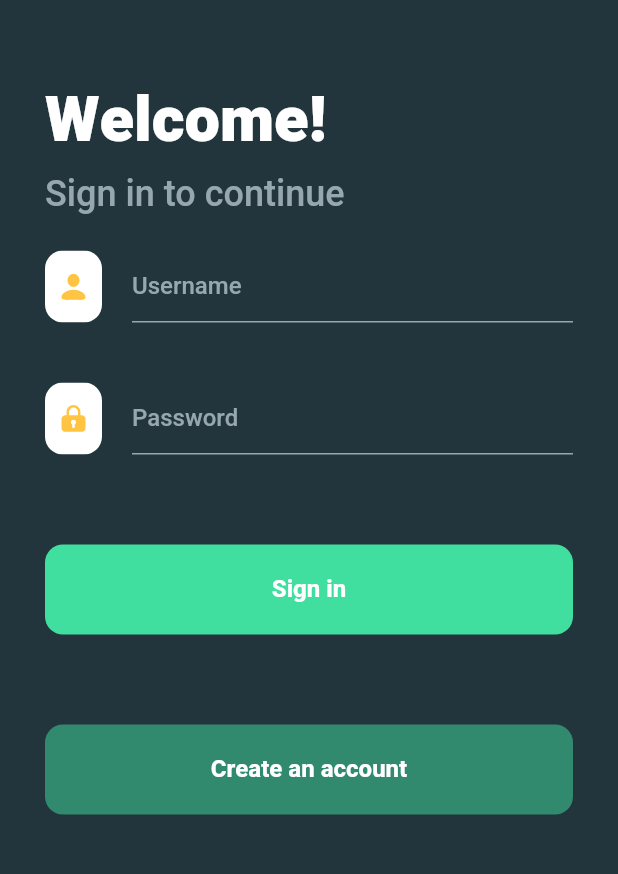
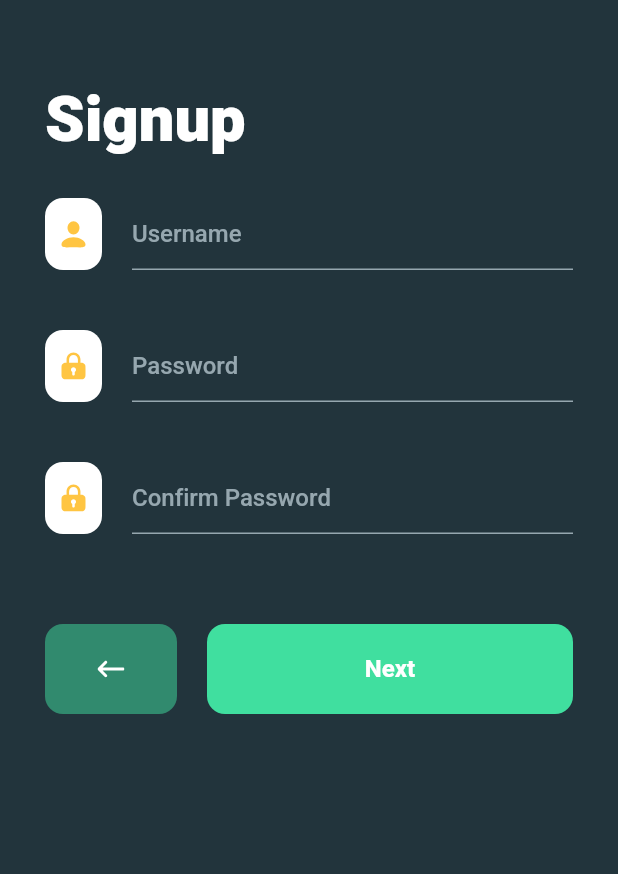
Before and after one commit to Makrah/mf-flutflut, a Flutter app: the screen it shows after launch, after a tap on "Sign in", on a phone screen of 412 x 824 dp, the part 138-1012 px from its top. Run offline on Flutter 3.47's test engine with Material 2 defaults, Android fonts, the phone set to English and light mode, and no system bars; our stand-ins replace dio, flutter_svg, geolocator, get_it, rxdart, shared_preferences; missing offline and left inert: edge_alert; generated files the repository leaves out were written again; network calls fail.

```diff
--- a/lib/main.dart
+++ b/lib/main.dart
@@ -5,6 +5,7 @@ import 'package:flutter/cupertino.dart';
 import 'package:flutter/material.dart';
 import 'package:get_it/get_it.dart';
 import 'package:mappin/src/pages/LoginScreen.dart';
+import 'package:mappin/src/pages/SignupScreen.dart';
 import 'package:mappin/src/values/themeiOS.dart';
 import 'package:rxdart/subjects.dart';
 import 'package:mappin/FirstScreen.dart';
@@ -72,6 +73,7 @@ class MyApp extends StatelessWidget {
     final routes = {
       "/": (context) => SplashScreen(),
       "/login": (context) => LoginScreen(),
+      "/signup": (context) => SignupScreen(),
       "/first": (context) => FirstScreen(),
       "/second": (context) => SecondScreen(),
       // Todo continuer ici
--- a/lib/src/pages/LoginScreen.dart
+++ b/lib/src/pages/LoginScreen.dart
@@ -1,6 +1,7 @@
 import 'dart:ui';
 
 import 'package:flutter/cupertino.dart';
+import 'package:flutter/material.dart';
 import 'package:flutter/scheduler.dart';
 import 'package:flutter_svg/flutter_svg.dart';
 import 'package:mappin/src/values/colors.dart' as colors;
@@ -48,6 +49,10 @@ class _LoginScreenState extends State<LoginScreen> {
               crossAxisAlignment: CrossAxisAlignment.start,
               children: [
                 Center(
+                  child: Hero(
+                    tag: "MappinTitle",
+                    child: Material(
+                      type: MaterialType.transparency,
                       child: Text(
                         "Mappin",
                         style: TextStyle(
@@ -58,7 +63,13 @@ class _LoginScreenState extends State<LoginScreen> {
                         ),
                       ),
                     ),
-                Container(
+                  ),
+                ),
+                Hero(
+                  tag: "ScreenTitle",
+                  child: Material(
+                    type: MaterialType.transparency,
+                    child: Container(
                       margin: EdgeInsets.only(top: 50),
                       child: Text(
                         "Welcome!",
@@ -67,6 +78,8 @@ class _LoginScreenState extends State<LoginScreen> {
                           color: colors.labelColor,
                           fontWeight: fonts.black,
                           fontSize: 42,
+                        ),
+                      ),
                     ),
                   ),
                 ),
@@ -81,21 +94,35 @@ class _LoginScreenState extends State<LoginScreen> {
                 ),
                 Column(
                   children: [
-                    LoginTextFieldWidget(
+                    Hero(
+                      tag: "tfUsername",
+                      child: Material(
+                        type: MaterialType.transparency,
+                        child: LoginTextFieldWidget(
                           controllerUsername: _controllerUsername,
                           placeholder: "Username",
                           svgPath: "assets/images/tf_username.svg",
                         ),
-                    LoginTextFieldWidget(
+                      ),
+                    ),
+                    Hero(
+                      tag: "tfPassword",
+                      child: Material(
+                        type: MaterialType.transparency,
+                        child: LoginTextFieldWidget(
                           controllerUsername: _controllerPassword,
                           placeholder: "Password",
                           svgPath: "assets/images/tf_password.svg",
+                        ),
+                      ),
                     ),
                   ],
                 ),
                 Container(
                   margin: EdgeInsets.symmetric(vertical: 40),
                   width: double.infinity,
+                  child: Hero(
+                    tag: "bAction",
                     child: PlatformButton(
                       color: colors.primaryColor,
                       height: 60,
@@ -111,7 +138,9 @@ class _LoginScreenState extends State<LoginScreen> {
                       ),
                       onPress: () {
                         print("-----------> ${_controllerUsername.text}");
+                        Navigator.pushNamed(context, "/signup");
                       },
+                    ),
                   ),
                 ),
                 Container(
--- a/lib/src/pages/SignupScreen.dart
+++ b/lib/src/pages/SignupScreen.dart
@@ -0,0 +1,168 @@
+import 'dart:ui';
+
+import 'package:flutter/cupertino.dart';
+import 'package:flutter/material.dart';
+import 'package:flutter/scheduler.dart';
+import 'package:flutter_svg/flutter_svg.dart';
+import 'package:mappin/src/values/colors.dart' as colors;
+import 'package:mappin/src/values/font.dart' as fonts;
+import 'package:mappin/src/widgets/login/LoginTextFieldWidget.dart';
+import 'package:mappin/src/widgets/platforms/PlatformButton.dart';
+import 'package:mappin/src/widgets/platforms/PlatformScaffold.dart';
+import 'package:mappin/src/widgets/platforms/PlatformTextField.dart';
+
+class SignupScreen extends StatefulWidget {
+  SignupScreen({Key key}) : super(key: key);
+
+  @override
+  _SignupScreenState createState() => _SignupScreenState();
+}
+
+class _SignupScreenState extends State<SignupScreen> {
+  final _controllerUsername = TextEditingController();
+  final _controllerPassword = TextEditingController();
+  final _controllerConfirmPassword = TextEditingController();
+
+  @override
+  void initState() {
+    super.initState();
+  }
+
+  void onWidgetBuild() {
+    Navigator.pushNamed(context, "/second");
+  }
+
+  @override
+  void dispose() {
+    super.dispose();
+    print("bbbbbb");
+  }
+
+  @override
+  Widget build(BuildContext context) {
+    return PlatformScaffold(
+      body: SingleChildScrollView(
+        child: SafeArea(
+          child: Container(
+            margin: EdgeInsets.all(30),
+            child: Column(
+              mainAxisSize: MainAxisSize.max,
+              crossAxisAlignment: CrossAxisAlignment.start,
+              children: [
+                Center(
+                  child: Hero(
+                    tag: "MappinTitle",
+                    child: Material(
+                      type: MaterialType.transparency,
+                      child: Text(
+                        "Mappin",
+                        style: TextStyle(
+                          fontFamily: fonts.primaryFF,
+                          color: colors.labelColor,
+                          fontWeight: fonts.black,
+                          fontSize: 42,
+                        ),
+                      ),
+                    ),
+                  ),
+                ),
+                Hero(
+                  tag: "ScreenTitle",
+                  child: Material(
+                    type: MaterialType.transparency,
+                    child: Container(
+                      margin: EdgeInsets.only(top: 50),
+                      child: Text(
+                        "Signup",
+                        style: TextStyle(
+                          fontFamily: fonts.primaryFF,
+                          color: colors.labelColor,
+                          fontWeight: fonts.black,
+                          fontSize: 42,
+                        ),
+                      ),
+                    ),
+                  ),
+                ),
+                Column(
+                  children: [
+                    Hero(
+                      tag: "tfUsername",
+                      child: Material(
+                        type: MaterialType.transparency,
+                        child: LoginTextFieldWidget(
+                          controllerUsername: _controllerUsername,
+                          placeholder: "Username",
+                          svgPath: "assets/images/tf_username.svg",
+                        ),
+                      ),
+                    ),
+                    Hero(
+                      tag: "tfPassword",
+                      child: Material(
+                        type: MaterialType.transparency,
+                        child: LoginTextFieldWidget(
+                          controllerUsername: _controllerPassword,
+                          placeholder: "Password",
+                          svgPath: "assets/images/tf_password.svg",
+                        ),
+                      ),
+                    ),
+                    LoginTextFieldWidget(
+                      controllerUsername: _controllerConfirmPassword,
+                      placeholder: "Confirm Password",
+                      svgPath: "assets/images/tf_password.svg",
+                    ),
+                  ],
+                ),
+                Container(
+                  margin: EdgeInsets.symmetric(vertical: 40),
+                  width: double.infinity,
+                  child: Row(
+                    children: [
+                      Container(
+                        margin: EdgeInsets.only(right: 20),
+                        child: PlatformButton(
+                          color: colors.primaryTransparentColor,
+                          height: 60,
+                          borderRadius: 12,
+                          child:
+                              SvgPicture.asset("assets/images/arrow_back.svg"),
+                          onPress: () {
+                            Navigator.pop(context);
+                          },
+                        ),
+                      ),
+                      Expanded(
+                        child: Hero(
+                          tag: "bAction",
+                          child: PlatformButton(
+                            color: colors.primaryColor,
+                            height: 60,
+                            borderRadius: 12,
+                            child: Text(
+                              "Next",
+                              style: TextStyle(
+                                fontFamily: fonts.primaryFF,
+                                color: colors.labelColor,
+                                fontWeight: fonts.bold,
+                                fontSize: 16,
+                              ),
+                            ),
+                            onPress: () {
+                              print("-----------> ${_controllerUsername.text}");
+                            },
+                          ),
+                        ),
+                      ),
+                    ],
+                  ),
+                ),
+              ],
+            ),
+          ),
+        ),
+      ),
+    );
+  }
+}
--- a/lib/src/widgets/platforms/PlatformButton.dart
+++ b/lib/src/widgets/platforms/PlatformButton.dart
@@ -8,9 +8,10 @@ class PlatformButton extends PlatformWidget<CupertinoButton, FlatButton> {
   final Color color;
   final double height;
   final double borderRadius;
+  final double horizontalPadding;
 
   PlatformButton(
-      {this.onPress, this.child, this.color, this.height, this.borderRadius});
+      {this.onPress, this.child, this.color, this.height, this.borderRadius, this.horizontalPadding = 16});
 
   @override
   FlatButton createAndroidWidget(BuildContext context) {
@@ -30,6 +31,7 @@ class PlatformButton extends PlatformWidget<CupertinoButton, FlatButton> {
   @override
   CupertinoButton createIosWidget(BuildContext context) {
     return CupertinoButton(
+      padding: EdgeInsets.symmetric(horizontal: horizontalPadding),
       color: color,
       minSize: height,
       borderRadius: BorderRadius.circular(borderRadius),
```
Lines whose indentation alone changed are shown as unchanged.
